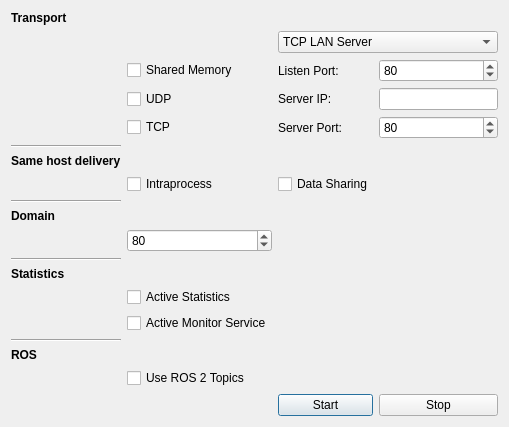
Qt form forms/participantdialog.ui (eProsima/ShapesDemo) before a commit.
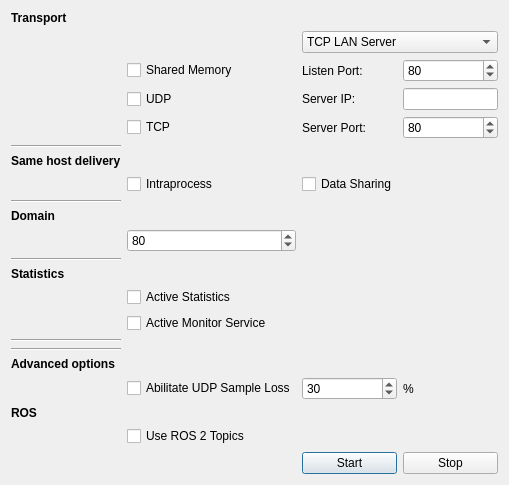
The same form after that commit.

```diff
--- a/forms/participantdialog.ui
+++ b/forms/participantdialog.ui
@@ -104,7 +104,7 @@
    <item row="8" column="4">
     <widget class="QLineEdit" name="lineEdit_server_ip"/>
    </item>
-   <item row="25" column="3">
+   <item row="30" column="3">
     <widget class="QPushButton" name="pushButton_start">
      <property name="focusPolicy">
       <enum>Qt::TabFocus</enum>
@@ -114,7 +114,7 @@
      </property>
     </widget>
    </item>
-   <item row="25" column="4">
+   <item row="30" column="4">
     <widget class="QPushButton" name="pushButton_stop">
      <property name="focusPolicy">
       <enum>Qt::TabFocus</enum>
@@ -176,6 +176,53 @@
     </widget>
    </item>
    <item row="23" column="0">
+    <widget class="Line" name="line_3">
+     <property name="orientation">
+      <enum>Qt::Horizontal</enum>
+     </property>
+    </widget>
+   </item>
+   <item row="24" column="0">
+    <widget class="QLabel" name="label_6">
+     <property name="font">
+      <font>
+       <weight>75</weight>
+       <bold>true</bold>
+      </font>
+     </property>
+     <property name="text">
+      <string>Advanced options</string>
+     </property>
+    </widget>
+   </item>
+   <item row="25" column="1">
+    <widget class="QCheckBox" name="lossCheckBox">
+     <property name="text">
+      <string>Abilitate UDP Sample Loss</string>
+     </property>
+    </widget>
+   </item>
+   <item row="25" column="3">
+    <widget class="QSpinBox" name="lossSpin">
+     <property name="specialValueText">
+      <string/>
+     </property>
+     <property name="suffix">
+      <string/>
+     </property>
+     <property name="value">
+      <number>30</number>
+     </property>
+    </widget>
+   </item>
+   <item row="25" column="4">
+    <widget class="QLabel" name="label_7">
+     <property name="text">
+      <string>%</string>
+     </property>
+    </widget>
+   </item>
+   <item row="26" column="0">
     <widget class="QLabel" name="label_12">
      <property name="font">
       <font>
@@ -188,7 +235,7 @@
      </property>
     </widget>
    </item>
-   <item row="24" column="1">
+   <item row="27" column="1">
     <widget class="QCheckBox" name="rosTopicCheckBox">
      <property name="text">
       <string>Use ROS 2 Topics</string>
```
